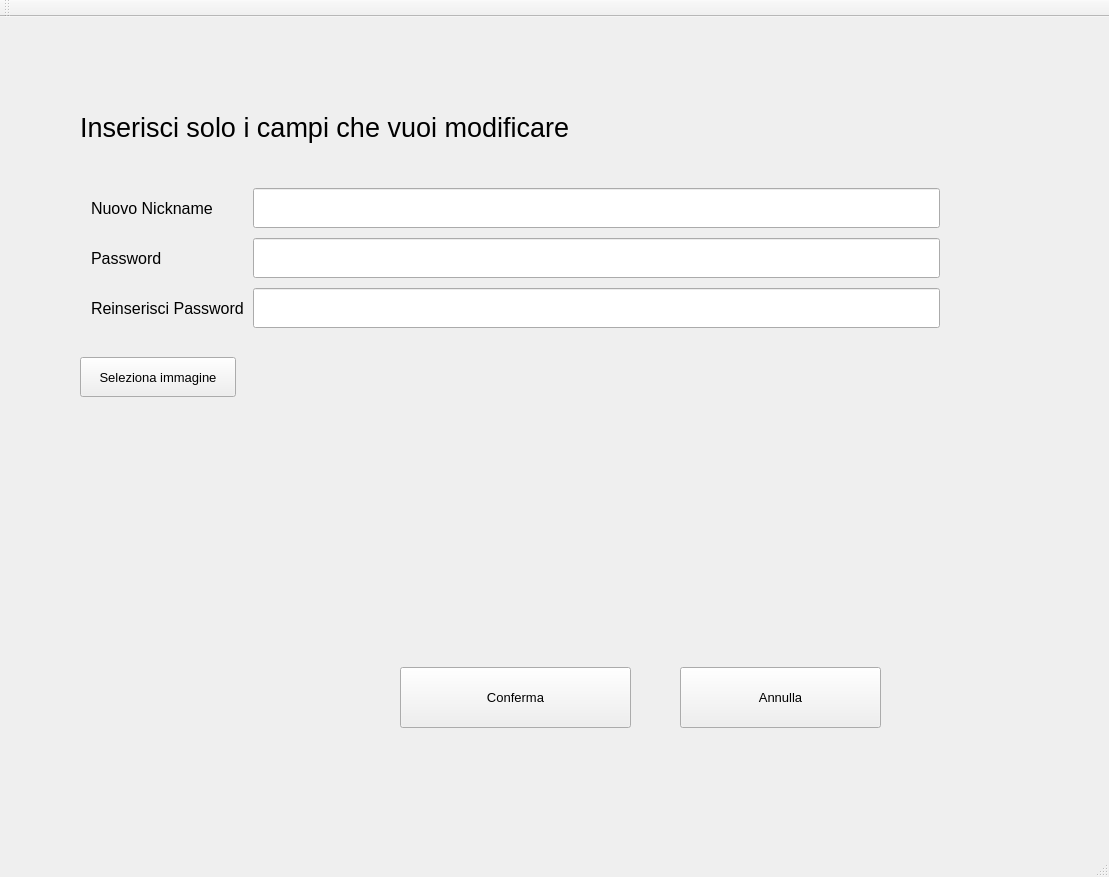
iliodipietro/Programmazione-Di-Sistema-Collaborative-Editor, file Client/EditorGUI/EditorGUI/Modify Profile/ModifyProfile.ui: the form before one commit.
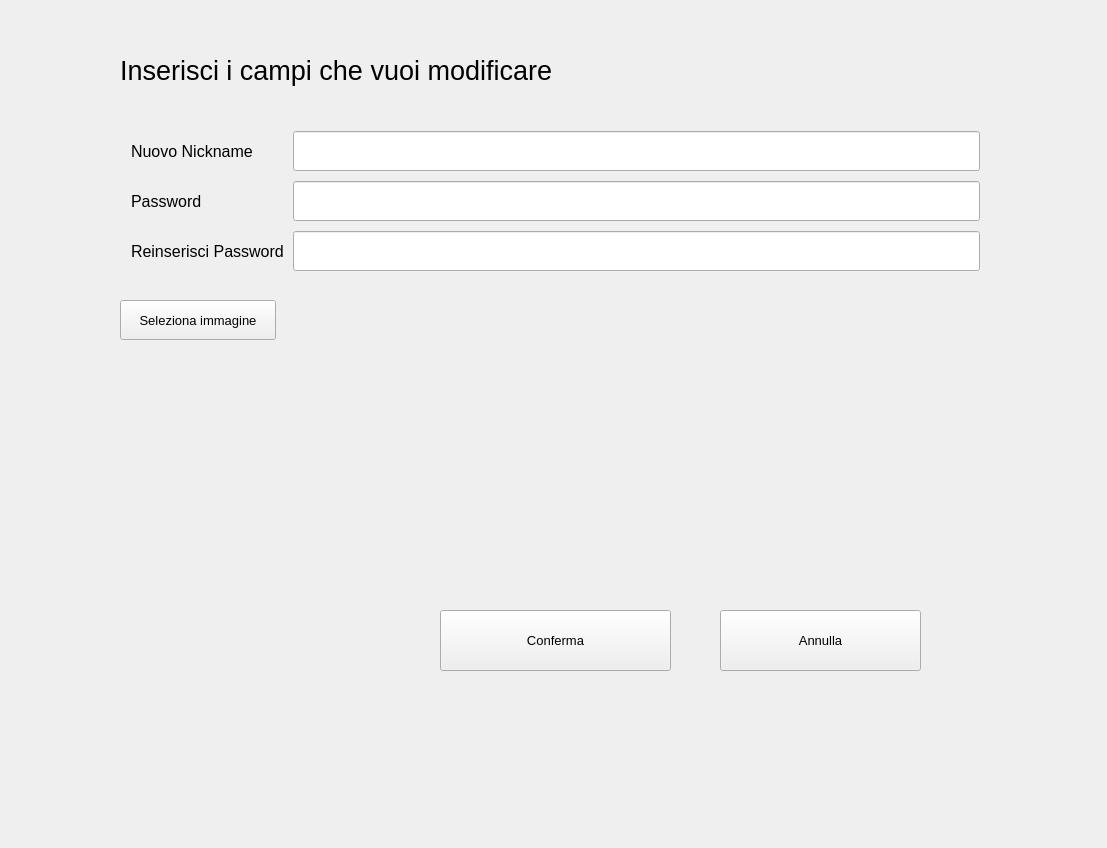
The form after the commit.

Commit message: maybe now it works

```diff
--- a/Client/EditorGUI/EditorGUI/Modify Profile/ModifyProfile.ui
+++ b/Client/EditorGUI/EditorGUI/Modify Profile/ModifyProfile.ui
@@ -1,137 +1,28 @@
 <?xml version="1.0" encoding="UTF-8"?>
 <ui version="4.0">
  <class>ModifyProfile</class>
- <widget class="QMainWindow" name="ModifyProfile">
+ <widget class="QWidget" name="ModifyProfile">
   <property name="geometry">
    <rect>
     <x>0</x>
     <y>0</y>
-    <width>1109</width>
-    <height>877</height>
+    <width>1107</width>
+    <height>848</height>
    </rect>
   </property>
+  <property name="font">
+   <font>
+    <pointsize>10</pointsize>
+   </font>
+  </property>
   <property name="windowTitle">
    <string>ModifyProfile</string>
   </property>
-  <widget class="QWidget" name="centralWidget">
-   <widget class="QPushButton" name="selectImageButton">
-    <property name="geometry">
-     <rect>
-      <x>80</x>
-      <y>340</y>
-      <width>156</width>
-      <height>40</height>
-     </rect>
-    </property>
-    <property name="minimumSize">
-     <size>
-      <width>150</width>
-      <height>40</height>
-     </size>
-    </property>
-    <property name="font">
-     <font>
-      <pointsize>10</pointsize>
-     </font>
-    </property>
-    <property name="text">
-     <string>Seleziona immagine</string>
-    </property>
-   </widget>
-   <widget class="QPushButton" name="submit">
-    <property name="geometry">
-     <rect>
-      <x>400</x>
-      <y>650</y>
-      <width>231</width>
-      <height>61</height>
-     </rect>
-    </property>
-    <property name="font">
-     <font>
-      <pointsize>10</pointsize>
-     </font>
-    </property>
-    <property name="text">
-     <string>Conferma</string>
-    </property>
-   </widget>
-   <widget class="QLabel" name="imageLabel">
-    <property name="geometry">
-     <rect>
-      <x>270</x>
-      <y>330</y>
-      <width>384</width>
-      <height>216</height>
-     </rect>
-    </property>
-    <property name="minimumSize">
-     <size>
-      <width>0</width>
-      <height>200</height>
-     </size>
-    </property>
-    <property name="maximumSize">
-     <size>
-      <width>384</width>
-      <height>216</height>
-     </size>
-    </property>
-    <property name="text">
-     <string/>
-    </property>
-   </widget>
-   <widget class="QLabel" name="crop">
-    <property name="geometry">
-     <rect>
-      <x>60</x>
-      <y>580</y>
-      <width>175</width>
-      <height>175</height>
-     </rect>
-    </property>
-    <property name="minimumSize">
-     <size>
-      <width>175</width>
-      <height>175</height>
-     </size>
-    </property>
-    <property name="maximumSize">
-     <size>
-      <width>175</width>
-      <height>16777215</height>
-     </size>
-    </property>
-    <property name="text">
-     <string/>
-    </property>
-    <property name="scaledContents">
-     <bool>true</bool>
-    </property>
-   </widget>
-   <widget class="QLabel" name="label">
-    <property name="geometry">
-     <rect>
-      <x>80</x>
-      <y>70</y>
-      <width>651</width>
-      <height>81</height>
-     </rect>
-    </property>
-    <property name="font">
-     <font>
-      <pointsize>20</pointsize>
-     </font>
-    </property>
-    <property name="text">
-     <string>Inserisci solo i campi che vuoi modificare</string>
-    </property>
-   </widget>
    <widget class="QWidget" name="formLayoutWidget">
     <property name="geometry">
      <rect>
-      <x>80</x>
-      <y>160</y>
+     <x>120</x>
+     <y>120</y>
       <width>871</width>
       <height>161</height>
      </rect>
@@ -246,8 +137,8 @@
    <widget class="QPushButton" name="cancel">
     <property name="geometry">
      <rect>
-      <x>680</x>
-      <y>650</y>
+     <x>720</x>
+     <y>610</y>
       <width>201</width>
       <height>61</height>
      </rect>
@@ -261,16 +152,119 @@
      <string>Annulla</string>
     </property>
    </widget>
+  <widget class="QPushButton" name="selectImageButton">
+   <property name="geometry">
+    <rect>
+     <x>120</x>
+     <y>300</y>
+     <width>156</width>
+     <height>40</height>
+    </rect>
+   </property>
+   <property name="minimumSize">
+    <size>
+     <width>150</width>
+     <height>40</height>
+    </size>
+   </property>
+   <property name="font">
+    <font>
+     <pointsize>10</pointsize>
+    </font>
+   </property>
+   <property name="text">
+    <string>Seleziona immagine</string>
+   </property>
   </widget>
-  <widget class="QToolBar" name="mainToolBar">
-   <attribute name="toolBarArea">
-    <enum>TopToolBarArea</enum>
-   </attribute>
-   <attribute name="toolBarBreak">
-    <bool>false</bool>
-   </attribute>
+  <widget class="QPushButton" name="submit">
+   <property name="geometry">
+    <rect>
+     <x>440</x>
+     <y>610</y>
+     <width>231</width>
+     <height>61</height>
+    </rect>
+   </property>
+   <property name="font">
+    <font>
+     <pointsize>10</pointsize>
+    </font>
+   </property>
+   <property name="text">
+    <string>Conferma</string>
+   </property>
   </widget>
-  <widget class="QStatusBar" name="statusBar"/>
+  <widget class="QLabel" name="imageLabel">
+   <property name="geometry">
+    <rect>
+     <x>310</x>
+     <y>290</y>
+     <width>384</width>
+     <height>216</height>
+    </rect>
+   </property>
+   <property name="minimumSize">
+    <size>
+     <width>0</width>
+     <height>200</height>
+    </size>
+   </property>
+   <property name="maximumSize">
+    <size>
+     <width>384</width>
+     <height>216</height>
+    </size>
+   </property>
+   <property name="text">
+    <string/>
+   </property>
+  </widget>
+  <widget class="QLabel" name="crop">
+   <property name="geometry">
+    <rect>
+     <x>100</x>
+     <y>540</y>
+     <width>175</width>
+     <height>175</height>
+    </rect>
+   </property>
+   <property name="minimumSize">
+    <size>
+     <width>175</width>
+     <height>175</height>
+    </size>
+   </property>
+   <property name="maximumSize">
+    <size>
+     <width>175</width>
+     <height>16777215</height>
+    </size>
+   </property>
+   <property name="text">
+    <string/>
+   </property>
+   <property name="scaledContents">
+    <bool>true</bool>
+   </property>
+  </widget>
+  <widget class="QLabel" name="label">
+   <property name="geometry">
+    <rect>
+     <x>120</x>
+     <y>30</y>
+     <width>531</width>
+     <height>81</height>
+    </rect>
+   </property>
+   <property name="font">
+    <font>
+     <pointsize>20</pointsize>
+    </font>
+   </property>
+   <property name="text">
+    <string>Inserisci i campi che vuoi modificare</string>
+   </property>
+  </widget>
  </widget>
  <layoutdefault spacing="6" margin="11"/>
  <resources/>
```
Lines whose indentation alone changed are shown as unchanged. The commit also changes 1 other file.
